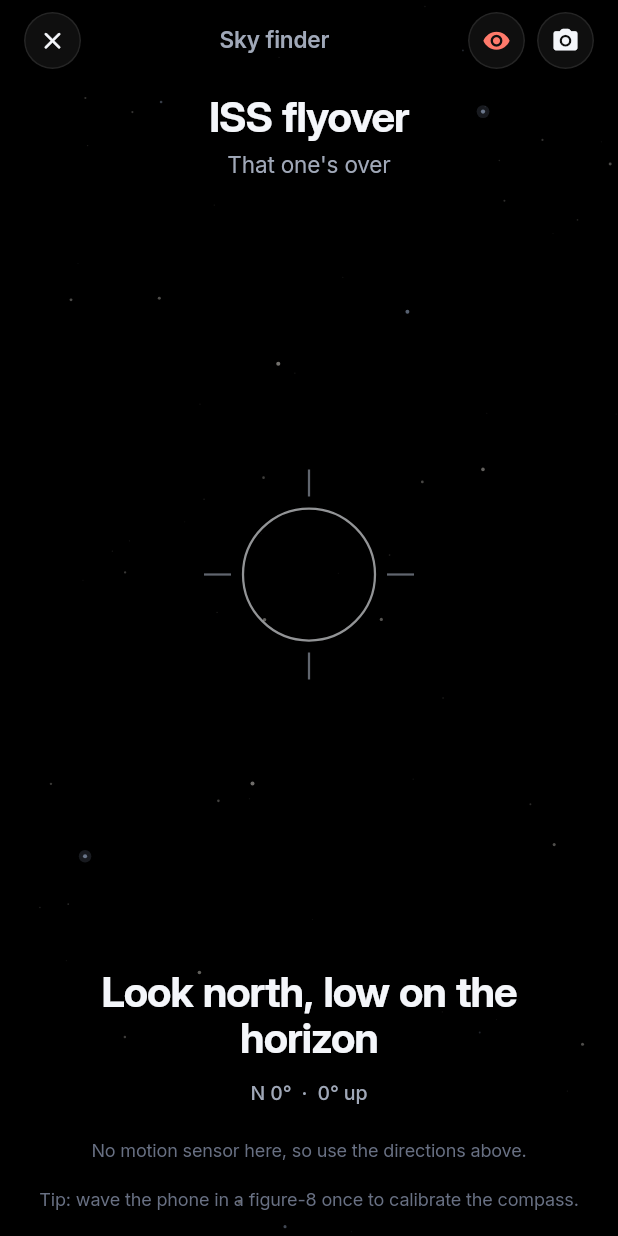
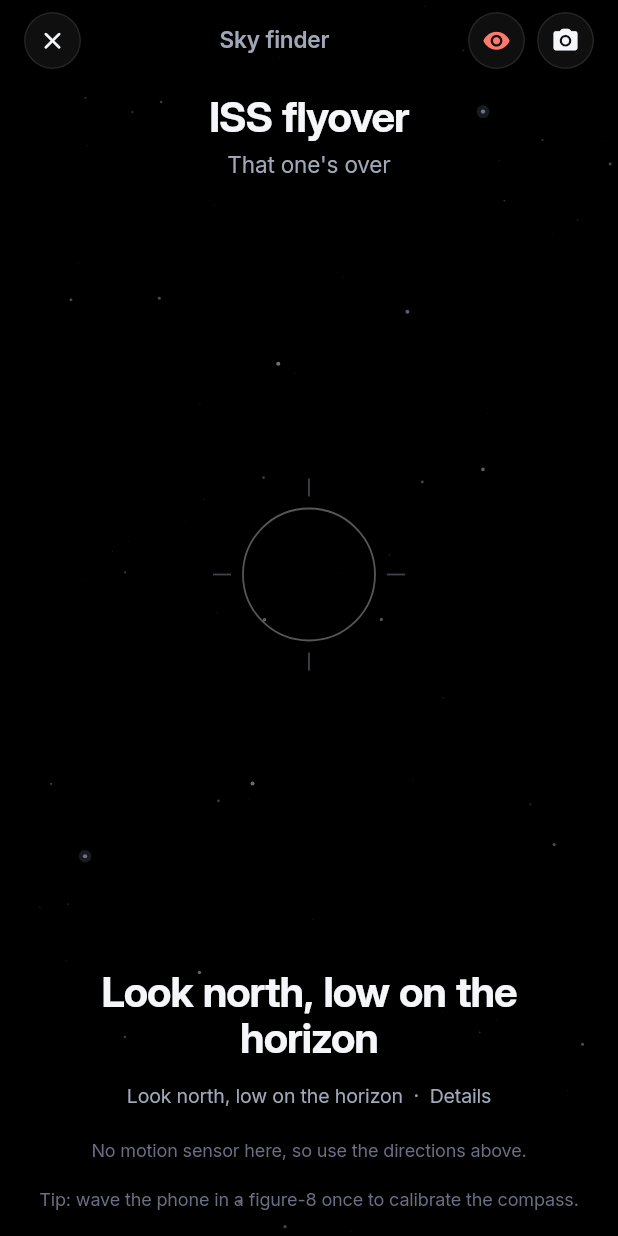
Before and after one commit to brilliant-disruptions/lookup, a Flutter app: the FinderScreen screen opened directly with empty values, on a phone screen of 412 x 824 dp. Run offline on Flutter 3.47's test engine with Material 3 defaults, Android fonts, the phone set to English and light mode, and no system bars; our stand-ins replace camera, flutter_local_notifications, flutter_riverpod, flutter_timezone, geolocator, image_picker and 4 more; missing offline and left inert: add_2_calendar, flutter_rotation_sensor, home_widget, satellite_observer, workmanager; accounts and stored records are empty; statements that could not run were skipped.

Commit message:
Finder: follow the firefly
A small warm light now guides you onto the target instead of a dot and an
edge arrow. It sits on the target when it's on screen and waits at the
edge on the side to turn when it isn't, flying there on a spring so
compass jitter becomes a gentle drift. It blinks in time with the phone's
ticks, faster as you close in, and glows steady on target.

Hold it there for a moment and the screen goes dark red: "Lower your
phone. Look just above where it was pointing." If it hasn't appeared yet,
the phone buzzes when it does.

Degree numbers move behind a Details tap; the main screen says where to
look in words.

Co-Authored-By: Claude Opus 5.5 <noreply@anthropic.com>
Claude-Session: https://claude.ai/code/session_01BbUTXqsgWs6RQ4j3p8jpiD

```diff
--- a/lib/ui/finder_screen.dart
+++ b/lib/ui/finder_screen.dart
@@ -10,6 +10,7 @@ import 'package:flutter/services.dart';
 import 'package:flutter_riverpod/flutter_riverpod.dart';
 import 'package:satellite_observer/satellite_observer.dart';
 
+import '../domain/finder/firefly.dart';
 import '../domain/finder/pointing.dart';
 import '../domain/models/sky_event.dart';
 import '../domain/orbit/omm.dart';
@@ -20,6 +21,7 @@ import '../services/orientation.dart';
 import '../state/providers.dart';
 import '../state/sky_state.dart';
 import 'finder_camera.dart';
+import 'finder_firefly.dart';
 import 'format.dart';
 import 'kit/kit.dart';
 import 'night_vision_button.dart';
@@ -135,8 +137,13 @@ class _FinderState extends ConsumerState<FinderScreen> {
   List<double>? _r;
   String? _error;
   bool _wasOnTarget = false;
-  DateTime _lastTick = DateTime(0);
   bool _cameraOn = false;
+
+  /// Held on the target for a moment: hand off to your eyes.
+  Timer? _holding;
+  bool _lookUp = false;
+  bool _wasUp = false;
+  bool _details = false;
   late final double _declination;
   FinderTarget? _target;
   double? _previewHeight;
@@ -166,6 +173,7 @@ class _FinderState extends ConsumerState<FinderScreen> {
 
   @override
   void dispose() {
+    _holding?.cancel();
     _sub?.cancel();
     SystemChrome.setPreferredOrientations(DeviceOrientation.values);
     super.dispose();
@@ -178,19 +186,57 @@ class _FinderState extends ConsumerState<FinderScreen> {
     final r = _r;
     final camera = r == null ? null : cameraDirection(r, declinationDeg: _declination);
     final g = camera == null ? null : guide(camera, target);
+    final e = widget.event;
+    final nowUtc = now.toUtc();
+    final over = !nowUtc.isBefore(e.end);
     if (g != null && g.onTarget != _wasOnTarget) {
       _wasOnTarget = g.onTarget;
-      if (g.onTarget) HapticFeedback.heavyImpact();
+      _holding?.cancel();
+      if (g.onTarget) {
+        HapticFeedback.heavyImpact();
+        // Held there for a moment: time to look with your eyes.
+        if (!over) {
+          _holding = Timer(const Duration(milliseconds: 1500), () {
+            if (mounted) setState(() => _lookUp = true);
+          });
+        }
+      }
     }
-    // Geiger-counter ticks while homing in.
-    final tick = g == null ? null : pulseInterval(g.distanceDeg);
-    final wall = DateTime.now();
-    if (tick != null && wall.difference(_lastTick) >= tick) {
-      _lastTick = wall;
-      HapticFeedback.selectionClick();
+    // It appears while you're looking up: buzz so you never look back down.
+    final up = !nowUtc.isBefore(e.start);
+    if (up && !_wasUp && _lookUp) {
+      HapticFeedback.heavyImpact();
+      Future.delayed(const Duration(milliseconds: 180), HapticFeedback.heavyImpact);
+      Future.delayed(const Duration(milliseconds: 360), HapticFeedback.heavyImpact);
     }
-    final e = widget.event;
-    final nowUtc = now.toUtc();
+    _wasUp = up;
+    // The firefly's guide: where the target is on screen, and which way to
+    // turn when it isn't.
+    ({double x, double y})? onScreen;
+    if (g != null && r != null) {
+      if (_cameraOn) {
+        onScreen = projectToScreen(r, target,
+            declinationDeg: _declination, previewHeightPx: _previewHeight ?? MediaQuery.sizeOf(context).height);
+      } else {
+        onScreen = (x: g.dAzimuth * 6, y: -g.dElevation * 6);
+      }
+    }
+    final targetLabel = !_target!.isLive
+        ? eventTitle(e)
+        : nowUtc.isBefore(e.start)
+            ? 'Comes up here ${fmtTime(e.start)}'
+            : nowUtc.isBefore(e.end)
+                ? '${eventTitle(e)} · now'
+                : null;
+    Widget? firefly(bool full) => g == null || _cameraOn != full
+        ? null
+        : FireflyLayer(
+            target: onScreen,
+            toward: towardOnScreen(g),
+            distanceDeg: g.distanceDeg,
+            onTarget: g.onTarget,
+            label: targetLabel,
+          );
     final status = nowUtc.isBefore(e.start)
         ? 'Appears in ${fmtCountdown(e.start.difference(nowUtc))}. Point where it will rise.'
         : nowUtc.isBefore(e.end)
@@ -203,14 +249,6 @@ class _FinderState extends ConsumerState<FinderScreen> {
                 painter: SkyOverlayPainter(
                   r: r,
                   declinationDeg: _declination,
-                  target: target,
-                  targetLabel: !_target!.isLive
-                      ? null
-                      : nowUtc.isBefore(e.start)
-                          ? 'Comes up here ${fmtTime(e.start)}'
-                          : nowUtc.isBefore(e.end)
-                              ? '${eventTitle(e)} · now'
-                              : null,
                   path: _target!.path,
                   now: nowUtc,
                   onTarget: g?.onTarget ?? false,
@@ -239,6 +277,7 @@ class _FinderState extends ConsumerState<FinderScreen> {
             ),
           ),
         ?overlay,
+        if (firefly(true) case final f?) Positioned.fill(child: f),
         Starfield(
         density: _cameraOn ? 0 : 0.0002,
         maxOpacity: 0.5,
@@ -278,10 +317,13 @@ class _FinderState extends ConsumerState<FinderScreen> {
                       : g.words,
                   child: _cameraOn
                       ? const SizedBox.expand()
-                      : CustomPaint(
-                          size: Size(c.maxWidth, c.maxHeight),
-                          painter: _FinderPainter(guidance: g, onTarget: g?.onTarget ?? false),
-                        ),
+                      : Stack(children: [
+                          CustomPaint(
+                            size: Size(c.maxWidth, c.maxHeight),
+                            painter: _ReticlePainter(onTarget: g?.onTarget ?? false),
+                          ),
+                          ?firefly(false),
+                        ]),
                 ),
               ),
             ),
@@ -295,16 +337,27 @@ class _FinderState extends ConsumerState<FinderScreen> {
               ),
             ),
             Padding(
-              padding: const EdgeInsets.fromLTRB(24, 4, 24, 20),
-              child: Row(mainAxisAlignment: MainAxisAlignment.center, children: [
-                Text('${compassAbbrev(target.azimuthDeg)} ${target.azimuthDeg.round()}°  ·  ${target.elevationDeg.round()}° up',
-                    style: numeric(size: 13, color: LookUpColors.grey)),
-                if (camera != null) ...[
-                  const SizedBox(width: 14),
-                  Text('you ${camera.azimuthDeg.round()}° / ${camera.elevationDeg.round()}°',
-                      style: numeric(size: 13, color: LookUpColors.greyDim)),
-                ],
-              ]),
+              padding: const EdgeInsets.fromLTRB(24, 0, 24, 12),
+              child: GestureDetector(
+                behavior: HitTestBehavior.opaque,
+                onTap: () => setState(() => _details = !_details),
+                child: Semantics(
+                  button: true,
+                  label: _details ? 'Hide details' : 'Show details',
+                  excludeSemantics: true,
+                  child: Padding(
+                    padding: const EdgeInsets.symmetric(vertical: 6),
+                    child: Text(
+                      _details
+                          ? '${compassAbbrev(target.azimuthDeg)} ${target.azimuthDeg.round()}°  ·  ${target.elevationDeg.round()}° up'
+                              '${camera == null ? '' : '   ·   you ${camera.azimuthDeg.round()}° / ${camera.elevationDeg.round()}°'}'
+                          : 'Look ${compassWord(target.azimuthDeg)}, ${elevationWord(target.elevationDeg)}  ·  Details',
+                      textAlign: TextAlign.center,
+                      style: _details ? numeric(size: 13, color: LookUpColors.grey) : const TextStyle(fontSize: 13, color: LookUpColors.grey),
+                    ),
+                  ),
+                ),
+              ),
             ),
             if (_error != null)
               const Padding(
@@ -325,60 +378,46 @@ class _FinderState extends ConsumerState<FinderScreen> {
           ]),
         ),
       ),
+        if (_lookUp)
+          Positioned.fill(
+            child: LookUpNow(
+              headline: 'Look just above where it was pointing.',
+              detail: !up
+                  ? 'It buzzes when it appears · ${fmtTime(e.start)}'
+                  : over
+                      ? 'That one\'s over.'
+                      : 'It\'s up there now.',
+              // Back to guiding; it hands off again only after you leave
+              // the target and find it again.
+              onBack: () => setState(() => _lookUp = false),
+            ),
+          ),
       ]),
     );
   }
 }
 
-/// Reticle in the middle; the target drawn where it is relative to where
-/// the camera points (≈ 5 px per degree), or an edge arrow when off-screen.
-class _FinderPainter extends CustomPainter {
-  _FinderPainter({required this.guidance, required this.onTarget});
-  final Guidance? guidance;
+/// The ring in the middle: bring the firefly into it.
+class _ReticlePainter extends CustomPainter {
+  _ReticlePainter({required this.onTarget});
   final bool onTarget;
 
   @override
   void paint(Canvas canvas, Size size) {
     final c = size.center(Offset.zero);
-    final accent = onTarget ? LookUpColors.blue : LookUpColors.white;
     final ring = Paint()
-      ..color = accent.withValues(alpha: onTarget ? 1 : 0.6)
+      ..color = (onTarget ? fireflyWarm : LookUpColors.white).withValues(alpha: onTarget ? 0.9 : 0.35)
       ..style = PaintingStyle.stroke
-      ..strokeWidth = onTarget ? 3 : 1.5;
+      ..strokeWidth = onTarget ? 2.5 : 1.2;
     canvas.drawCircle(c, 44, ring);
     final tick = Paint()
-      ..color = LookUpColors.grey.withValues(alpha: 0.6)
-      ..strokeWidth = 1.5;
+      ..color = LookUpColors.grey.withValues(alpha: 0.4)
+      ..strokeWidth = 1.2;
     for (final d in const [Offset(1, 0), Offset(-1, 0), Offset(0, 1), Offset(0, -1)]) {
-      canvas.drawLine(c + d * 52, c + d * 70, tick);
-    }
-    final g = guidance;
-    if (g == null) return;
-    const pxPerDeg = 6.0;
-    final p = c + Offset(g.dAzimuth * pxPerDeg, -g.dElevation * pxPerDeg);
-    final bounds = Rect.fromCenter(center: c, width: size.width - 60, height: size.height - 60);
-    if (bounds.contains(p)) {
-      final glow = Paint()
-        ..color = LookUpColors.blue.withValues(alpha: 0.35)
-        ..maskFilter = const MaskFilter.blur(BlurStyle.normal, 12);
-      canvas.drawCircle(p, 22, glow);
-      canvas.drawCircle(p, 9, Paint()..color = Colors.white);
-    } else {
-      // Arrow on the edge pointing toward the target.
-      final dir = (p - c);
-      final ang = math.atan2(dir.dy, dir.dx);
-      final rx = bounds.width / 2, ry = bounds.height / 2;
-      final t = math.min(rx / dir.dx.abs().clamp(1e-6, double.infinity), ry / dir.dy.abs().clamp(1e-6, double.infinity));
-      final edge = c + dir * t;
-      final path = Path()
-        ..moveTo(edge.dx + 18 * math.cos(ang), edge.dy + 18 * math.sin(ang))
-        ..lineTo(edge.dx + 14 * math.cos(ang + 2.5), edge.dy + 14 * math.sin(ang + 2.5))
-        ..lineTo(edge.dx + 14 * math.cos(ang - 2.5), edge.dy + 14 * math.sin(ang - 2.5))
-        ..close();
-      canvas.drawPath(path, Paint()..color = LookUpColors.blue);
+      canvas.drawLine(c + d * 52, c + d * 64, tick);
     }
   }
 
   @override
-  bool shouldRepaint(_FinderPainter o) => true;
+  bool shouldRepaint(_ReticlePainter o) => o.onTarget != onTarget;
 }
```
Also changed, not shown: lib/domain/finder/firefly.dart (added, +71 -0 lines), lib/ui/finder_firefly.dart (added, +250 -0 lines), 2 other files.
